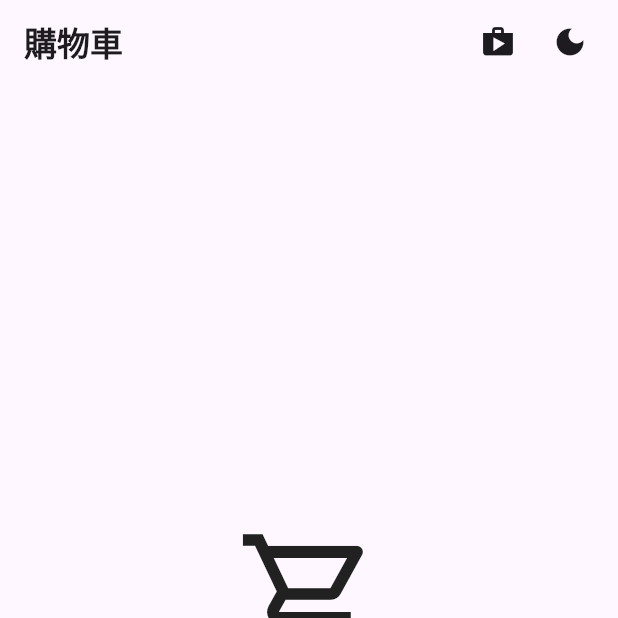
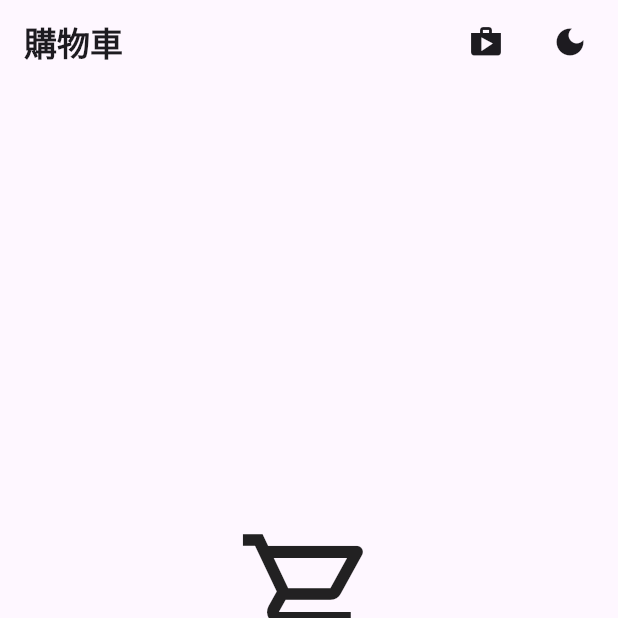
Before and after one commit to serae91/shop, a Flutter app: the CartPage screen opened by its route, on a phone screen of 412 x 824 dp, the top half of it. Run offline on Flutter 3.47's test engine with Material 3 defaults, Android fonts, the phone set to English and light mode, and no system bars; our stand-ins replace dio, go_router, shared_preferences; accounts and stored records are empty; generated files the repository leaves out were written again; network calls fail.

Commit message:
no routing on toggle theme

```diff
--- a/frontend/lib/features/cart_page/cart_page_app_bar/cart_page_app_bar.dart
+++ b/frontend/lib/features/cart_page/cart_page_app_bar/cart_page_app_bar.dart
@@ -36,6 +36,7 @@ class CartPageAppBar extends StatelessWidget implements PreferredSizeWidget {
           onPressed: () => context.go(AppRoutes.shop.path),
           icon: const Icon(Icons.shop),
         ),
+        const SizedBox(width: 8),
         IconButton(
           tooltip: l10n.toggleTheme,
           icon: Icon(
--- a/frontend/lib/features/shop_page/shop_page_app_bar/shop_page_app_bar.dart
+++ b/frontend/lib/features/shop_page/shop_page_app_bar/shop_page_app_bar.dart
@@ -42,6 +42,7 @@ class ShopPageAppBar extends StatelessWidget implements PreferredSizeWidget {
             child: const Icon(Icons.shopping_cart_outlined),
           ),
         ),
+        const SizedBox(width: 8),
         IconButton(
           tooltip: l10n.toggleTheme,
           icon: Icon(
--- a/frontend/lib/main.dart
+++ b/frontend/lib/main.dart
@@ -2,6 +2,7 @@ import 'package:flutter/material.dart';
 import 'package:flutter_gen/gen_l10n/app_localizations.dart';
 import 'package:flutter_localizations/flutter_localizations.dart';
 import 'package:frontend/services/cart_service.dart';
+import 'package:go_router/go_router.dart';
 import 'package:provider/provider.dart';
 
 import 'router/app_router.dart';
@@ -21,8 +22,9 @@ void main() async {
 
 class MyApp extends StatelessWidget {
   final AuthService auth;
+  late final GoRouter _router = AppRouter(auth).router;
 
-  const MyApp({super.key, required this.auth});
+  MyApp({super.key, required this.auth});
 
   @override
   Widget build(BuildContext context) {
@@ -34,21 +36,22 @@ class MyApp extends StatelessWidget {
         ChangeNotifierProvider(create: (_) => LocaleService()),
         Provider(create: (_) => ApiService()),
       ],
-      child: const _AppRoot(),
+      child: _AppRoot(router: _router),
     );
   }
 }
 
 class _AppRoot extends StatelessWidget {
-  const _AppRoot();
+  final GoRouter router;
+
+  const _AppRoot({
+    required this.router,
+  });
 
   @override
   Widget build(BuildContext context) {
     final theme = context.watch<ThemeService>();
-    final auth = context.watch<AuthService>();
     final localeService = context.watch<LocaleService>();
-
-    final router = AppRouter(auth).router;
 
     return MaterialApp.router(
       debugShowCheckedModeBanner: false,
```
